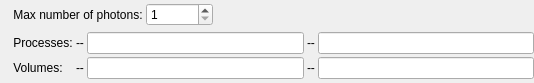
Qt form ants3bundle/src/ants3/gui/photsim/aphotonlogsettingsform.ui (andrmor/ANTS3bundle) before a commit.
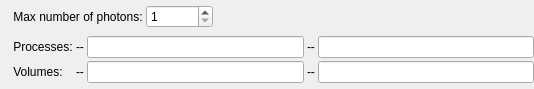
The same form after that commit.

```diff
--- a/ants3bundle/src/ants3/gui/photsim/aphotonlogsettingsform.ui
+++ b/ants3bundle/src/ants3/gui/photsim/aphotonlogsettingsform.ui
@@ -7,7 +7,7 @@
     <x>0</x>
     <y>0</y>
     <width>534</width>
-    <height>83</height>
+    <height>89</height>
    </rect>
   </property>
   <property name="windowTitle">
```
Left out of the diff: 8 changed lines with no effect on the pictures.
